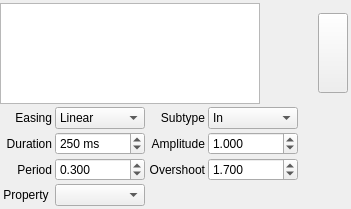
First picture: the form in qmleditorwidgets/easingpane/easingcontextpane.ui, repository 188080501/QmlDesignerPlus, before the edit.
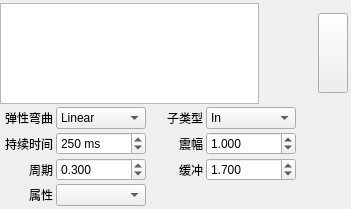
Second picture: the form after the edit.

Diff of the .ui file:
```diff
--- a/qmleditorwidgets/easingpane/easingcontextpane.ui
+++ b/qmleditorwidgets/easingpane/easingcontextpane.ui
@@ -160,7 +160,7 @@
       <string>震幅</string>
      </property>
      <property name="text">
-      <string notr="true">Amplitude</string>
+      <string notr="true">震幅</string>
      </property>
      <property name="alignment">
       <set>Qt::AlignRight|Qt::AlignTrailing|Qt::AlignVCenter</set>
@@ -204,7 +204,7 @@
       <string>缓冲</string>
      </property>
      <property name="text">
-      <string notr="true">Overshoot</string>
+      <string notr="true">缓冲</string>
      </property>
      <property name="alignment">
       <set>Qt::AlignRight|Qt::AlignTrailing|Qt::AlignVCenter</set>
@@ -294,7 +294,7 @@
       <enum>Qt::LeftToRight</enum>
      </property>
      <property name="text">
-      <string notr="true">Subtype</string>
+      <string notr="true">子类型</string>
      </property>
      <property name="alignment">
       <set>Qt::AlignRight|Qt::AlignTrailing|Qt::AlignVCenter</set>
@@ -336,7 +336,7 @@
       <string>周期</string>
      </property>
      <property name="text">
-      <string notr="true">Period</string>
+      <string notr="true">周期</string>
      </property>
      <property name="alignment">
       <set>Qt::AlignRight|Qt::AlignTrailing|Qt::AlignVCenter</set>
@@ -349,7 +349,7 @@
       <string>弹性弯曲</string>
      </property>
      <property name="text">
-      <string notr="true">Easing</string>
+      <string notr="true">弹性弯曲</string>
      </property>
      <property name="alignment">
       <set>Qt::AlignRight|Qt::AlignTrailing|Qt::AlignVCenter</set>
@@ -362,7 +362,7 @@
       <string>持续时间</string>
      </property>
      <property name="text">
-      <string notr="true">Duration</string>
+      <string notr="true">持续时间</string>
      </property>
      <property name="alignment">
       <set>Qt::AlignRight|Qt::AlignTrailing|Qt::AlignVCenter</set>
@@ -372,11 +372,11 @@
    <item row="4" column="0">
     <widget class="QLabel" name="label_7">
      <property name="toolTip">
-      <string>属性</string>
-     </property>
-     <property name="text">
       <string>Property </string>
      </property>
+     <property name="text">
+      <string>属性</string>
+     </property>
      <property name="alignment">
       <set>Qt::AlignRight|Qt::AlignTrailing|Qt::AlignVCenter</set>
      </property>
```
Left out of the diff: 12 changed lines with no effect on the pictures.
